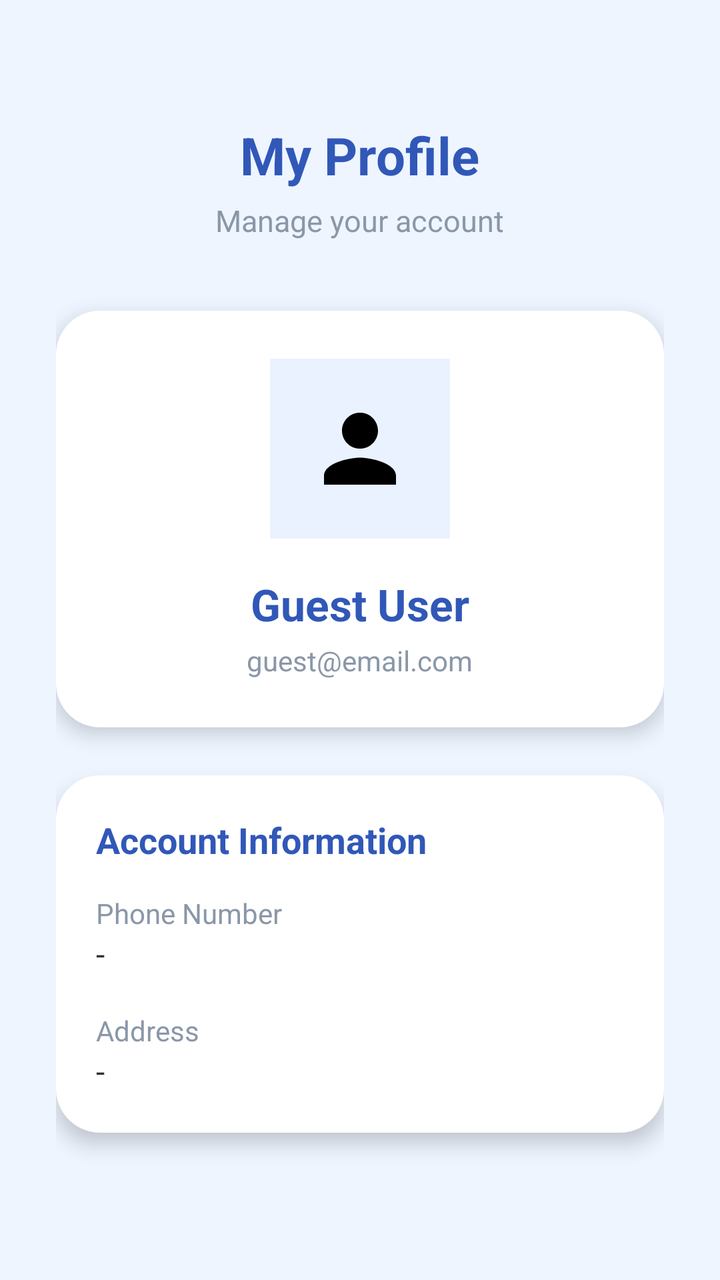
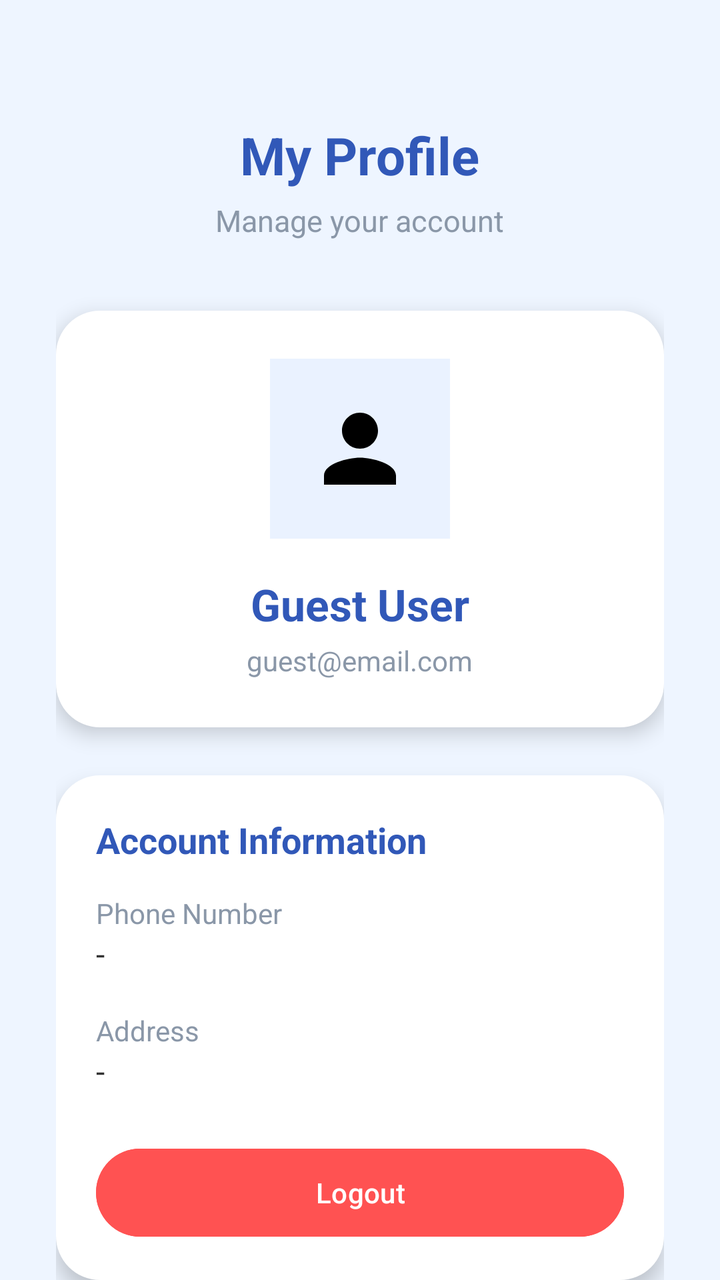

The first picture is an Android layout as it rendered before a commit; the second is the same layout after the commit. The layout source and the unified diff follow.
<!-- AndroidManifest.xml: application theme Theme.EncikAircond -->
<!-- res/layout/fragment_profile.xml -->
<?xml version="1.0" encoding="utf-8"?>
<androidx.constraintlayout.widget.ConstraintLayout
    xmlns:android="http://schemas.android.com/apk/res/android"
    android:layout_width="match_parent"
    android:layout_height="match_parent"
    android:background="#EEF5FF">

    <LinearLayout
        android:layout_width="match_parent"
        android:layout_height="match_parent"
        android:orientation="vertical"
        android:paddingStart="28dp"
        android:paddingEnd="28dp"
        android:paddingTop="60dp">

        
        <TextView
            android:layout_width="wrap_content"
            android:layout_height="wrap_content"
            android:layout_gravity="center"
            android:text="My Profile"
            android:textColor="#3158B8"
            android:textSize="26sp"
            android:textStyle="bold"/>

        <TextView
            android:layout_width="wrap_content"
            android:layout_height="wrap_content"
            android:layout_gravity="center"
            android:layout_marginTop="5dp"
            android:text="Manage your account"
            android:textColor="#8A97A8"
            android:textSize="15sp"/>

        
        <LinearLayout
            android:layout_width="match_parent"
            android:layout_height="wrap_content"
            android:layout_marginTop="35dp"
            android:background="@drawable/card_background"
            android:elevation="6dp"
            android:gravity="center"
            android:orientation="vertical"
            android:padding="24dp">

            <ImageView
                android:layout_width="90dp"
                android:layout_height="90dp"
                android:background="#EAF2FF"
                android:padding="18dp"
                android:src="@drawable/ic_person"/>

            <TextView
                android:id="@+id/txtName"
                android:layout_width="wrap_content"
                android:layout_height="wrap_content"
                android:layout_marginTop="18dp"
                android:text="Guest User"
                android:textColor="#3158B8"
                android:textSize="22sp"
                android:textStyle="bold"/>

            <TextView
                android:id="@+id/txtEmail"
                android:layout_width="wrap_content"
                android:layout_height="wrap_content"
                android:layout_marginTop="4dp"
                android:text="guest@email.com"
                android:textColor="#8A97A8"
                android:textSize="14sp"/>

        </LinearLayout>

        
        <LinearLayout
            android:layout_width="match_parent"
            android:layout_height="wrap_content"
            android:layout_marginTop="24dp"
            android:background="@drawable/card_background"
            android:elevation="6dp"
            android:orientation="vertical"
            android:padding="20dp">

            <TextView
                android:layout_width="wrap_content"
                android:layout_height="wrap_content"
                android:text="Account Information"
                android:textColor="#3158B8"
                android:textSize="18sp"
                android:textStyle="bold"/>

            <TextView
                android:layout_width="wrap_content"
                android:layout_height="wrap_content"
                android:layout_marginTop="15dp"
                android:text="Phone Number"
                android:textColor="#8A97A8"
                android:textSize="14sp"/>

            <TextView
                android:id="@+id/txtPhone"
                android:layout_width="wrap_content"
                android:layout_height="wrap_content"
                android:text="-"
                android:textColor="#333333"
                android:textSize="16sp"/>

            <TextView
                android:layout_width="wrap_content"
                android:layout_height="wrap_content"
                android:layout_marginTop="18dp"
                android:text="Address"
                android:textColor="#8A97A8"
                android:textSize="14sp"/>

            <TextView
                android:id="@+id/txtAddress"
                android:layout_width="wrap_content"
                android:layout_height="wrap_content"
                android:text="-"
                android:textColor="#333333"
                android:textSize="16sp"/>

        </LinearLayout>

    </LinearLayout>

</androidx.constraintlayout.widget.ConstraintLayout>
<!-- resources referenced by this layout -->
<resources>
  <!-- drawable card_background (drawable) -->
  <?xml version="1.0" encoding="utf-8"?>
  <shape xmlns:android="http://schemas.android.com/apk/res/android">
  
      <solid android:color="#FFFFFF"/>
  
      <corners android:radius="22dp"/>
  
  </shape>
  <!-- drawable ic_person (drawable) -->
  <?xml version="1.0" encoding="utf-8"?>
  <vector xmlns:android="http://schemas.android.com/apk/res/android"
      android:width="24dp"
      android:height="24dp"
      android:viewportWidth="24"
      android:viewportHeight="24">
  
      <path
          android:fillColor="#FF000000"
          android:pathData="M12,12c2.21,0 4,-1.79 4,-4c0,-2.21 -1.79,-4 -4,-4c-2.21,0 -4,1.79 -4,4C8,10.21 9.79,12 12,12zM12,14c-2.67,0 -8,1.34 -8,4v2h16v-2C20,15.34 14.67,14 12,14z"/>
  </vector>
  <style name="Theme.EncikAircond" parent="Base.Theme.EncikAircond" />
  <style name="Base.Theme.EncikAircond" parent="Theme.Material3.DayNight.NoActionBar">
          
      </style>
</resources>

<!-- the commit's change to res/layout/fragment_profile.xml (unified diff, before → after) -->
@@ -121,6 +121,16 @@
                 android:textColor="#333333"
                 android:textSize="16sp"/>
 
+            <Button
+                android:id="@+id/btnLogout"
+                android:layout_width="match_parent"
+                android:layout_height="52dp"
+                android:layout_marginTop="24dp"
+                android:text="Logout"
+                android:textAllCaps="false"
+                android:textColor="#FFFFFF"
+                android:backgroundTint="#FF5252"/>
+
         </LinearLayout>
 
     </LinearLayout>
